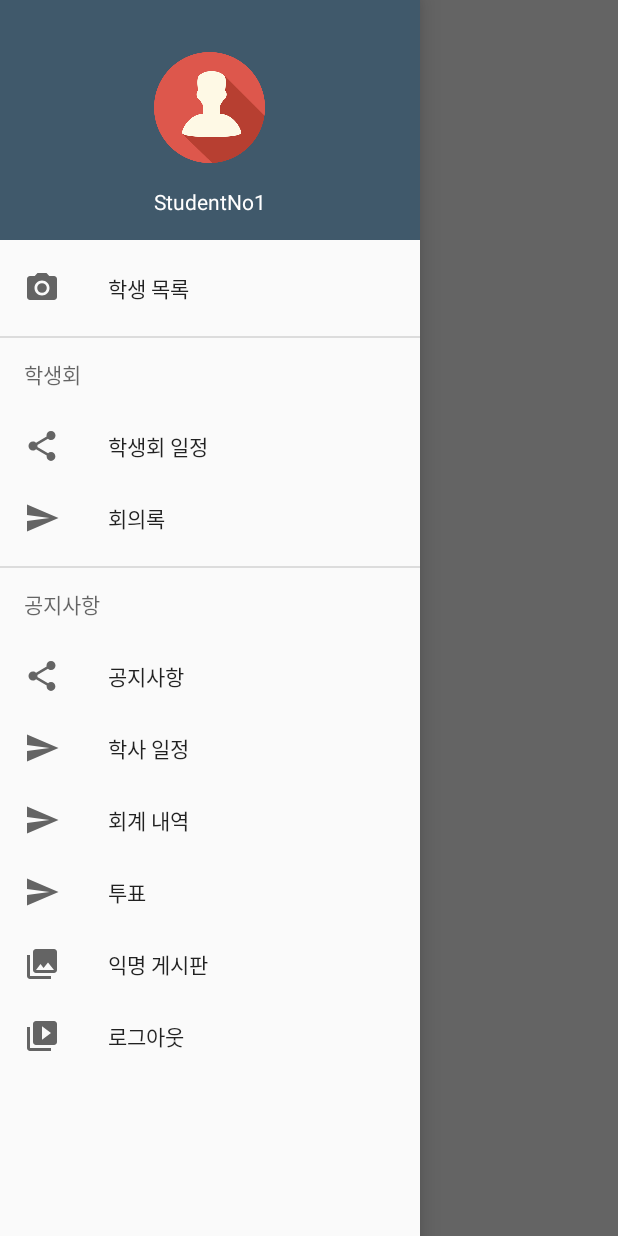
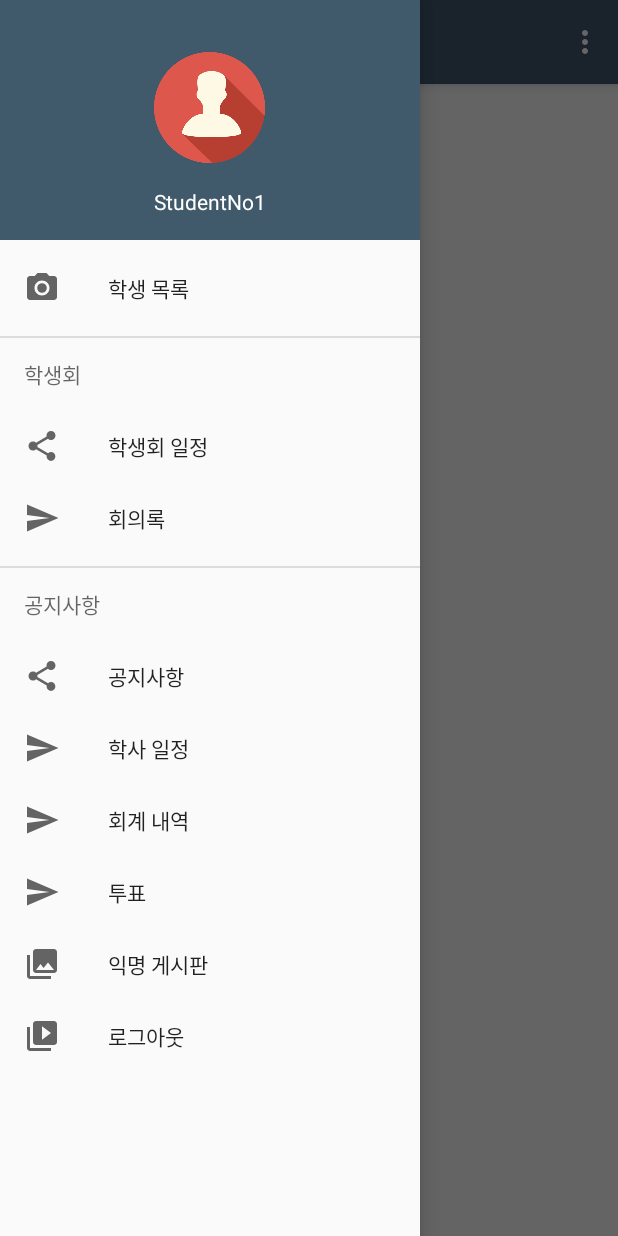
Before and after one commit to Mindo01/SKHUter_Android, an Android app: the MainActivity screen opened directly, with no data from a screen before it, with the side drawer open, on a phone screen of 412 x 824 dp. Run offline under Robolectric (Android 15) with nearby library versions, the phone set to English and light mode, and no system bars.

Commit message:
툴바 포함하도록 변경

```diff
--- a/SKHUter/app/src/main/res/layout/activity_main.xml
+++ b/SKHUter/app/src/main/res/layout/activity_main.xml
@@ -9,7 +9,7 @@
     tools:openDrawer="start">
 
     <include
-        layout="@layout/content_main"
+        layout="@layout/app_bar_main"
         android:layout_width="match_parent"
         android:layout_height="match_parent" />
 
```
